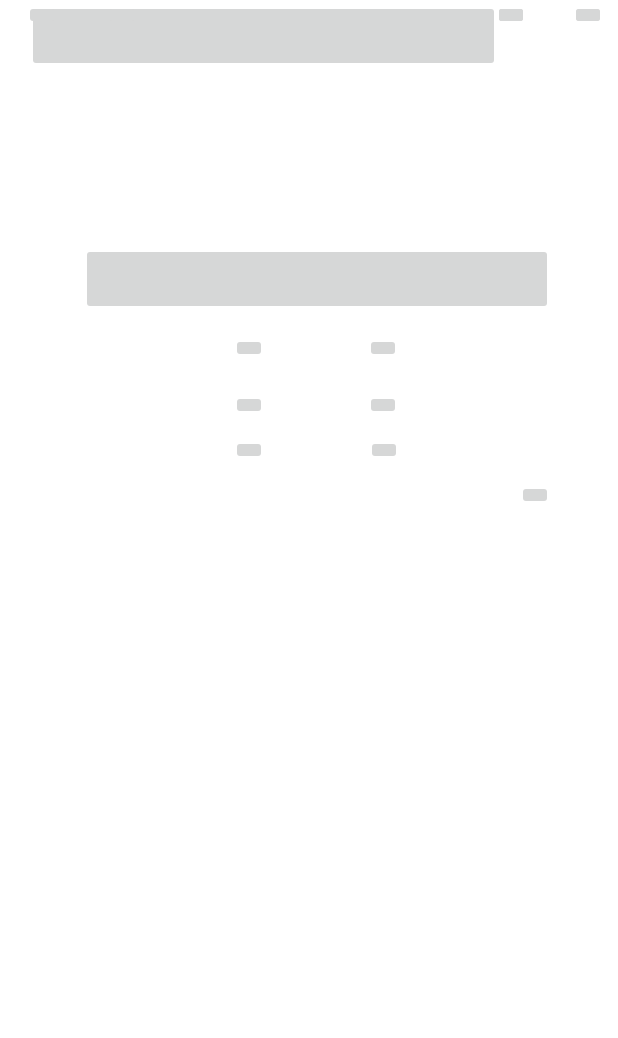
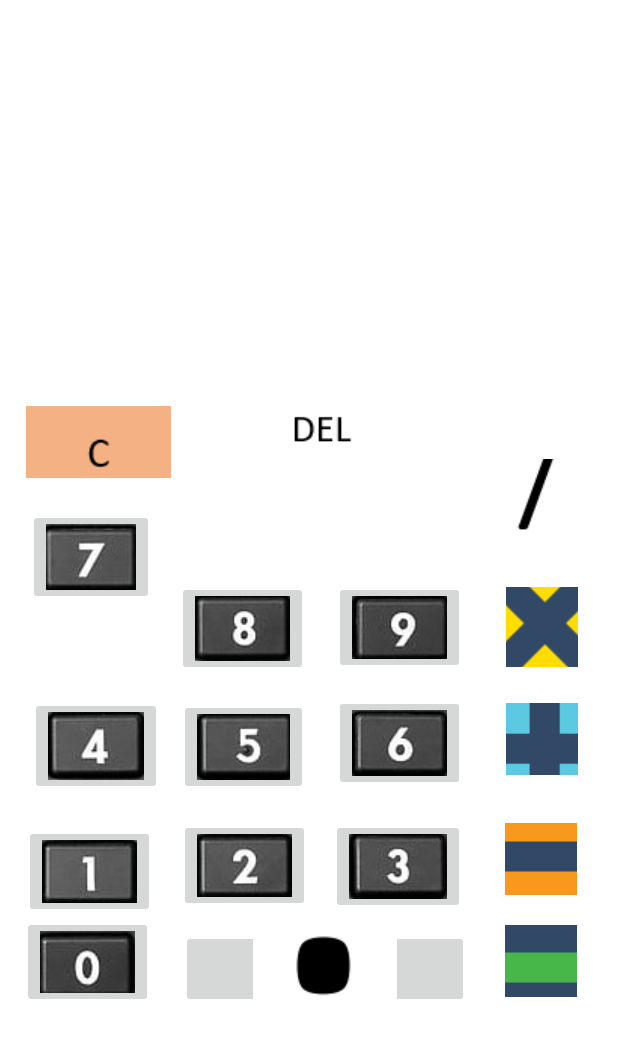
Before and after one commit to Enriquegpb/Caculadora, an Android app: the layout activity_main.xml on its own in the app's theme, with its tools: preview values and no code run, on a phone screen of 412 x 824 dp. Shown: the top 1038 px of the screen. Run offline under Robolectric (Android 15) with nearby library versions, the phone set to English and light mode, and no system bars.

Commit message:
Diseño version o

```diff
--- a/app/src/main/java/com/enrique/caculadora/MainActivity.java
+++ b/app/src/main/java/com/enrique/caculadora/MainActivity.java
@@ -1,38 +1,38 @@
 package com.enrique.caculadora;
+
+import android.os.Bundle;
+import android.view.View;
+import android.widget.ImageButton;
+import android.widget.TextView;
 
 import androidx.appcompat.app.AppCompatActivity;
 
-import android.os.Bundle;
-import android.view.View;
-import android.widget.Button;
-import android.widget.TextView;
-
 public class MainActivity extends AppCompatActivity {
-    Button btn0,btn1, btn2, btn3, btn4, btn5, btn6, btn7, btn8, btn9, btnigual,btnsuma,btnresta,btnmultiplicacion,btndivision,btnc,btndel,btncoma;
+    ImageButton btn0,btn1, btn2, btn3, btn4, btn5, btn6, btn7, btn8, btn9, btnigual,btnsuma,btnresta,btnmultiplicacion,btndivision,btnc,btndel,btncoma;
     TextView tv;
     String operador,op1="",op2="";
     @Override
     protected void onCreate(Bundle savedInstanceState) {
         super.onCreate(savedInstanceState);
         setContentView(R.layout.activity_main);
-        btn0 = (Button) findViewById(R.id.button18);
-        btn1 = (Button) findViewById(R.id.button10);
-        btn2 = (Button) findViewById(R.id.button11);
-        btn3 = (Button) findViewById(R.id.button12);
-        btn4 = (Button) findViewById(R.id.button7);
-        btn5 = (Button) findViewById(R.id.button8);
-        btn6 = (Button) findViewById(R.id.button9);
-        btn7 = (Button) findViewById(R.id.button4);
-        btn8 = (Button) findViewById(R.id.button5);
-        btn9 = (Button) findViewById(R.id.button6);
-        btnsuma = (Button) findViewById(R.id.button14);
-        btnresta = (Button) findViewById(R.id.button15);
-        btnmultiplicacion = (Button) findViewById(R.id.button13);
-        btndivision = (Button) findViewById(R.id.button3);
-        btnc=(Button) findViewById(R.id.button);
-        btndel=(Button) findViewById(R.id.button2);
-        btncoma=(Button) findViewById(R.id.button17);
-        btnigual = (Button) findViewById(R.id.button16);
+        btn0 = (ImageButton) findViewById(R.id.cero);
+        btn1 = (ImageButton) findViewById(R.id.uno);
+        btn2 = (ImageButton) findViewById(R.id.dos);
+        btn3 = (ImageButton) findViewById(R.id.tres);
+        btn4 = (ImageButton) findViewById(R.id.cuatro);
+        btn5 = (ImageButton) findViewById(R.id.cinco);
+        btn6 = (ImageButton) findViewById(R.id.seis);
+        btn7 = (ImageButton) findViewById(R.id.siete);
+        btn8 = (ImageButton) findViewById(R.id.ocho);
+        btn9 = (ImageButton) findViewById(R.id.nueve);
+        btnsuma = (ImageButton) findViewById(R.id.suma);
+        btnresta = (ImageButton) findViewById(R.id.resta);
+        btnmultiplicacion = (ImageButton) findViewById(R.id.product);
+        btndivision = (ImageButton) findViewById(R.id.div);
+        btnc=(ImageButton) findViewById(R.id.calc_C);
+        btndel=(ImageButton) findViewById(R.id.DEL);
+        btncoma=(ImageButton) findViewById(R.id.punto);
+        btnigual = (ImageButton) findViewById(R.id.igual);
         tv = (TextView) findViewById(R.id.textView);
 
         btn0.setOnClickListener(new View.OnClickListener() {
--- a/app/src/main/res/layout/activity_main.xml
+++ b/app/src/main/res/layout/activity_main.xml
@@ -8,204 +8,219 @@
 
     <TextView
         android:id="@+id/textView"
-        android:layout_width="379dp"
-        android:layout_height="109dp"
-        app:layout_constraintBottom_toBottomOf="parent"
-        app:layout_constraintLeft_toLeftOf="parent"
-        app:layout_constraintRight_toRightOf="parent"
-        app:layout_constraintTop_toTopOf="parent"
-        app:layout_constraintVertical_bias="0.043" />
+        android:layout_width="0dp"
+        android:layout_height="80dp"
+        android:layout_marginStart="25dp"
+        android:layout_marginEnd="25dp"
+        app:layout_constraintBottom_toTopOf="@+id/DEL"
+        app:layout_constraintEnd_toEndOf="parent"
+        app:layout_constraintStart_toStartOf="parent"
+        app:layout_constraintTop_toTopOf="parent" />
 
     <ImageButton
-        android:id="@+id/button7"
+        android:id="@+id/punto"
+        android:layout_width="192dp"
+        android:layout_height="52dp"
+        android:layout_marginStart="110dp"
+        android:layout_marginTop="12dp"
+        android:layout_marginEnd="110dp"
+        app:layout_constraintEnd_toEndOf="@+id/tres"
+        app:layout_constraintHorizontal_bias="0.118"
+        app:layout_constraintStart_toStartOf="@+id/textView"
+        app:layout_constraintTop_toBottomOf="@+id/dos"
+        app:srcCompat="@drawable/btnpunto" />
+
+    <ImageButton
+        android:id="@+id/div"
+        android:layout_width="48dp"
+        android:layout_height="48dp"
+        android:layout_marginTop="113dp"
+        app:layout_constraintBottom_toTopOf="@+id/product"
+        app:layout_constraintEnd_toEndOf="parent"
+        app:layout_constraintHorizontal_bias="0.652"
+        app:layout_constraintStart_toEndOf="@+id/DEL"
+        app:layout_constraintTop_toTopOf="@+id/textView"
+        app:layout_constraintVertical_bias="0.728"
+        app:srcCompat="@drawable/btndivision" />
+
+    <ImageButton
+        android:id="@+id/igual"
+        android:layout_width="48dp"
+        android:layout_height="48dp"
+        android:layout_marginTop="153dp"
+        android:layout_marginBottom="154dp"
+        app:layout_constraintBottom_toBottomOf="parent"
+        app:layout_constraintEnd_toEndOf="parent"
+        app:layout_constraintHorizontal_bias="0.47"
+        app:layout_constraintStart_toEndOf="@+id/punto"
+        app:layout_constraintTop_toTopOf="@+id/seis"
+        app:layout_constraintVertical_bias="0.0"
+        app:srcCompat="@mipmap/boton_igual" />
+
+    <ImageButton
+        android:id="@+id/resta"
+        android:layout_width="48dp"
+        android:layout_height="48dp"
+        android:layout_marginStart="4dp"
+        android:layout_marginBottom="20dp"
+        app:layout_constraintBottom_toTopOf="@+id/igual"
+        app:layout_constraintEnd_toEndOf="parent"
+        app:layout_constraintHorizontal_bias="0.448"
+        app:layout_constraintStart_toEndOf="@+id/tres"
+        app:srcCompat="@mipmap/boton_resta" />
+
+    <ImageButton
+        android:id="@+id/product"
+        android:layout_width="48dp"
+        android:layout_height="53dp"
+        android:layout_marginBottom="24dp"
+        app:layout_constraintBottom_toTopOf="@+id/suma"
+        app:layout_constraintEnd_toEndOf="parent"
+        app:layout_constraintStart_toEndOf="@+id/nueve"
+        app:srcCompat="@mipmap/boton_multiplicar" />
+
+    <ImageButton
+        android:id="@+id/cero"
         android:layout_width="wrap_content"
         android:layout_height="wrap_content"
-        android:layout_marginStart="8dp"
-        android:layout_marginEnd="3dp"
-        android:text="@string/_4"
-        app:layout_constraintBaseline_toBaselineOf="@+id/button8"
-        app:layout_constraintEnd_toStartOf="@+id/button8"
-        app:layout_constraintStart_toStartOf="parent"
-        android:drawableBottom="@android:color/darker_gray"
-        />
+        android:layout_marginStart="7dp"
+        android:layout_marginEnd="7dp"
+        app:layout_constraintBottom_toBottomOf="@+id/punto"
+        app:layout_constraintEnd_toEndOf="@+id/uno"
+        app:layout_constraintHorizontal_bias="0.761"
+        app:layout_constraintStart_toStartOf="@+id/textView"
+        app:layout_constraintTop_toTopOf="@+id/punto"
+        app:layout_constraintVertical_bias="1.0"
+        app:srcCompat="@drawable/botonum0" />
 
     <ImageButton
-        android:id="@+id/button12"
+        android:id="@+id/suma"
+        android:layout_width="48dp"
+        android:layout_height="48dp"
+        android:layout_marginBottom="32dp"
+        app:layout_constraintBottom_toTopOf="@+id/resta"
+        app:layout_constraintEnd_toEndOf="parent"
+        app:layout_constraintStart_toEndOf="@+id/seis"
+        app:srcCompat="@mipmap/boton_suma" />
+
+    <ImageButton
+        android:id="@+id/uno"
         android:layout_width="wrap_content"
         android:layout_height="wrap_content"
-        android:layout_marginTop="10dp"
-        android:layout_marginEnd="1dp"
-        android:text="@string/_3"
-        app:layout_constraintEnd_toStartOf="@+id/button15"
-        app:layout_constraintStart_toEndOf="@+id/button11"
-        app:layout_constraintTop_toBottomOf="@+id/button9" />
+        android:layout_marginEnd="16dp"
+        android:layout_marginBottom="212dp"
+        app:layout_constraintBottom_toBottomOf="parent"
+        app:layout_constraintEnd_toStartOf="@+id/dos"
+        app:srcCompat="@drawable/botonum1" />
 
     <ImageButton
-        android:id="@+id/button11"
+        android:id="@+id/dos"
         android:layout_width="wrap_content"
         android:layout_height="wrap_content"
-        android:layout_marginTop="10dp"
-        android:layout_marginEnd="7dp"
-        android:text="@string/_2"
-        app:layout_constraintEnd_toStartOf="@+id/button12"
-        app:layout_constraintStart_toEndOf="@+id/button10"
-        app:layout_constraintTop_toBottomOf="@+id/button8" />
+        android:layout_marginEnd="14dp"
+        app:layout_constraintEnd_toStartOf="@+id/tres"
+        app:layout_constraintTop_toTopOf="@+id/tres"
+        app:srcCompat="@drawable/botonum2" />
 
     <ImageButton
-        android:id="@+id/button2"
+        android:id="@+id/tres"
+        android:layout_width="wrap_content"
+        android:layout_height="wrap_content"
+        android:layout_marginBottom="7dp"
+        app:layout_constraintBottom_toTopOf="@+id/igual"
+        app:layout_constraintEnd_toEndOf="@+id/seis"
+        app:srcCompat="@drawable/botonum3" />
+
+    <ImageButton
+        android:id="@+id/cinco"
+        android:layout_width="wrap_content"
+        android:layout_height="wrap_content"
+        android:layout_marginStart="1dp"
+        app:layout_constraintBottom_toBottomOf="@+id/cuatro"
+        app:layout_constraintStart_toStartOf="@+id/ocho"
+        app:srcCompat="@drawable/botonum5" />
+
+    <ImageButton
+        android:id="@+id/cuatro"
+        android:layout_width="wrap_content"
+        android:layout_height="wrap_content"
+        android:layout_marginStart="20dp"
+        android:layout_marginTop="79dp"
+        android:layout_marginBottom="20dp"
+        app:layout_constraintBottom_toTopOf="@+id/uno"
+        app:layout_constraintStart_toStartOf="parent"
+        app:layout_constraintTop_toTopOf="@+id/siete"
+        app:layout_constraintVertical_bias="1.0"
+        app:srcCompat="@drawable/btn4" />
+
+    <ImageButton
+        android:id="@+id/seis"
+        android:layout_width="wrap_content"
+        android:layout_height="wrap_content"
+        android:layout_marginTop="14dp"
+        app:layout_constraintStart_toStartOf="@+id/nueve"
+        app:layout_constraintTop_toBottomOf="@+id/nueve"
+        app:srcCompat="@drawable/botonum6" />
+
+    <ImageButton
+        android:id="@+id/siete"
+        android:layout_width="wrap_content"
+        android:layout_height="wrap_content"
+        android:layout_marginTop="72dp"
+        android:layout_marginEnd="15dp"
+        app:layout_constraintEnd_toStartOf="@+id/ocho"
+        app:layout_constraintHorizontal_bias="1.0"
+        app:layout_constraintStart_toStartOf="parent"
+        app:layout_constraintTop_toTopOf="@id/DEL"
+        app:srcCompat="@drawable/botonum7" />
+
+    <ImageButton
+        android:id="@+id/ocho"
+        android:layout_width="wrap_content"
+        android:layout_height="wrap_content"
+        android:layout_marginEnd="17dp"
+        android:layout_marginBottom="15dp"
+        app:layout_constraintBottom_toTopOf="@+id/cinco"
+        app:layout_constraintEnd_toStartOf="@+id/nueve"
+        app:srcCompat="@drawable/botonum8" />
+
+    <ImageButton
+        android:id="@+id/nueve"
+        android:layout_width="wrap_content"
+        android:layout_height="wrap_content"
+        android:layout_marginEnd="102dp"
+        app:layout_constraintEnd_toEndOf="parent"
+        app:layout_constraintTop_toTopOf="@+id/ocho"
+        app:srcCompat="@drawable/botonum9" />
+
+    <ImageButton
+        android:id="@+id/calc_C"
         android:layout_width="0dp"
         android:layout_height="48dp"
-        android:layout_marginTop="23dp"
-        android:layout_marginEnd="11dp"
-        android:layout_marginBottom="13dp"
-        android:text="@string/del"
-        app:layout_constraintBottom_toTopOf="@+id/button6"
-        app:layout_constraintEnd_toStartOf="@+id/button3"
-        app:layout_constraintStart_toEndOf="@+id/button"
-        app:layout_constraintTop_toBottomOf="@+id/textView" />
+        android:layout_marginStart="17dp"
+        android:layout_marginEnd="22dp"
+        app:layout_constraintBottom_toTopOf="@+id/siete"
+        app:layout_constraintEnd_toStartOf="@+id/DEL"
+        app:layout_constraintHorizontal_bias="1.0"
+        app:layout_constraintStart_toStartOf="parent"
+        app:layout_constraintTop_toBottomOf="@+id/textView"
+        app:layout_constraintVertical_bias="0.826"
+        app:srcCompat="@drawable/btnc" />
 
     <ImageButton
-        android:id="@+id/button14"
-        android:layout_width="wrap_content"
-        android:layout_height="wrap_content"
-        android:text="@string/sumar"
-        app:layout_constraintBaseline_toBaselineOf="@+id/button9"
+        android:id="@+id/DEL"
+        android:layout_width="156dp"
+        android:layout_height="48dp"
+        android:layout_marginStart="120dp"
+        android:layout_marginTop="215dp"
+        android:layout_marginEnd="120dp"
+        android:layout_marginBottom="216dp"
+        app:layout_constraintBottom_toBottomOf="@+id/resta"
         app:layout_constraintEnd_toEndOf="parent"
-        app:layout_constraintStart_toEndOf="@+id/button9" />
-
-    <ImageButton
-        android:id="@+id/button4"
-        android:layout_width="wrap_content"
-        android:layout_height="wrap_content"
-        android:layout_marginStart="6dp"
-        android:layout_marginEnd="5dp"
-        android:text="@string/_7"
-        app:layout_constraintBaseline_toBaselineOf="@+id/button5"
-        app:layout_constraintEnd_toStartOf="@+id/button5"
-        app:layout_constraintStart_toStartOf="parent" />
-
-    <ImageButton
-        android:id="@+id/button13"
-        android:layout_width="wrap_content"
-        android:layout_height="wrap_content"
-        android:text="@string/multiplicar"
-        app:layout_constraintBaseline_toBaselineOf="@+id/button6"
-        app:layout_constraintEnd_toEndOf="parent"
-        app:layout_constraintStart_toEndOf="@+id/button6" />
-
-    <ImageButton
-        android:id="@+id/button15"
-        android:layout_width="wrap_content"
-        android:layout_height="wrap_content"
-        android:text="@string/restar"
-        app:layout_constraintBaseline_toBaselineOf="@+id/button12"
-        app:layout_constraintEnd_toEndOf="parent"
-        app:layout_constraintStart_toEndOf="@+id/button12" />
-
-    <ImageButton
-        android:id="@+id/button18"
-        android:layout_width="0dp"
-        android:layout_height="48dp"
-        android:layout_marginStart="18dp"
-        android:layout_marginEnd="11dp"
-        android:text="@string/_0"
-        app:layout_constraintBaseline_toBaselineOf="@+id/button17"
-        app:layout_constraintEnd_toStartOf="@+id/button17"
-        app:layout_constraintStart_toStartOf="parent" />
-
-    <ImageButton
-        android:id="@+id/button16"
-        android:layout_width="wrap_content"
-        android:layout_height="wrap_content"
-        android:layout_marginEnd="8dp"
-        android:text="@string/igual"
-        app:layout_constraintBaseline_toBaselineOf="@+id/button17"
-        app:layout_constraintEnd_toEndOf="parent"
-        app:layout_constraintStart_toEndOf="@+id/button17" />
-
-    <ImageButton
-        android:id="@+id/button6"
-        android:layout_width="wrap_content"
-        android:layout_height="wrap_content"
-        android:layout_marginTop="82dp"
-        android:layout_marginEnd="2dp"
-        android:text="@string/_9"
-        app:layout_constraintEnd_toStartOf="@+id/button13"
-        app:layout_constraintStart_toEndOf="@+id/button5"
-        app:layout_constraintTop_toBottomOf="@+id/textView" />
-
-    <ImageButton
-        android:id="@+id/button8"
-        android:layout_width="wrap_content"
-        android:layout_height="wrap_content"
-        android:layout_marginEnd="6dp"
-        android:text="@string/_5"
-        app:layout_constraintEnd_toStartOf="@+id/button9"
-        app:layout_constraintStart_toEndOf="@+id/button7"
-        app:layout_constraintTop_toTopOf="@+id/button9" />
-
-    <ImageButton
-        android:id="@+id/button10"
-        android:layout_width="wrap_content"
-        android:layout_height="wrap_content"
-        android:layout_marginStart="10dp"
-        android:layout_marginEnd="1dp"
-        android:text="@string/_1"
-        app:layout_constraintBaseline_toBaselineOf="@+id/button11"
-        app:layout_constraintEnd_toStartOf="@+id/button11"
-        app:layout_constraintStart_toStartOf="parent" />
-
-    <ImageButton
-        android:id="@+id/button"
-        android:layout_width="wrap_content"
-        android:layout_height="wrap_content"
-        android:layout_marginStart="16dp"
-        android:layout_marginEnd="14dp"
-        android:text="@string/c"
-        app:layout_constraintBaseline_toBaselineOf="@+id/button2"
-        app:layout_constraintEnd_toStartOf="@+id/button2"
-        app:layout_constraintStart_toStartOf="parent" />
-
-    <ImageButton
-        android:id="@+id/button17"
-        android:layout_width="wrap_content"
-        android:layout_height="wrap_content"
-        android:layout_marginTop="10dp"
-        android:layout_marginEnd="11dp"
-        android:text="@string/coma"
-        app:layout_constraintEnd_toStartOf="@+id/button16"
-        app:layout_constraintStart_toEndOf="@+id/button18"
-        app:layout_constraintTop_toBottomOf="@+id/button12" />
-
-    <ImageButton
-        android:id="@+id/button9"
-        android:layout_width="wrap_content"
-        android:layout_height="wrap_content"
-        android:layout_marginTop="18dp"
-        android:layout_marginEnd="2dp"
-        android:text="@string/_6"
-        app:layout_constraintEnd_toStartOf="@+id/button14"
-        app:layout_constraintStart_toEndOf="@+id/button8"
-        app:layout_constraintTop_toBottomOf="@+id/button6" />
-
-    <ImageButton
-        android:id="@+id/button5"
-        android:layout_width="wrap_content"
-        android:layout_height="wrap_content"
-        android:layout_marginEnd="6dp"
-        android:text="@string/_8"
-        app:layout_constraintEnd_toStartOf="@+id/button6"
-        app:layout_constraintStart_toEndOf="@+id/button4"
-        app:layout_constraintTop_toTopOf="@+id/button6" />
-
-    <ImageButton
-        android:id="@+id/button3"
-        android:layout_width="wrap_content"
-        android:layout_height="wrap_content"
-        android:layout_marginEnd="8dp"
-        android:text="@string/dividir"
-        app:layout_constraintBaseline_toBaselineOf="@+id/button2"
-        app:layout_constraintEnd_toEndOf="parent"
-        app:layout_constraintStart_toEndOf="@+id/button2" />
+        app:layout_constraintHorizontal_bias="1.0"
+        app:layout_constraintStart_toStartOf="@+id/siete"
+        app:layout_constraintTop_toTopOf="parent"
+        app:layout_constraintVertical_bias="0.444"
+        app:srcCompat="@drawable/btndel" />
 
 </androidx.constraintlayout.widget.ConstraintLayout>
```
Also changed, not shown: app/src/main/res/drawable/botonum0.jpg (added), app/src/main/res/drawable/botonum1.jpg (added), app/src/main/res/drawable/botonum2.jpg (added), app/src/main/res/drawable/botonum3.jpg (added), app/src/main/res/drawable/botonum5.jpg (added), app/src/main/res/drawable/botonum6.jpg (added), app/src/main/res/drawable/botonum7.jpg (added), app/src/main/res/drawable/botonum8.jpg (added), app/src/main/res/drawable/botonum9.jpg (added), app/src/main/res/drawable/btn4.jpg (added), app/src/main/res/drawable/btnc.png (added), app/src/main/res/drawable/btndel.png (added), app/src/main/res/drawable/btndivision.png (added), app/src/main/res/drawable/btnpunto.png (added), 4 more files.
